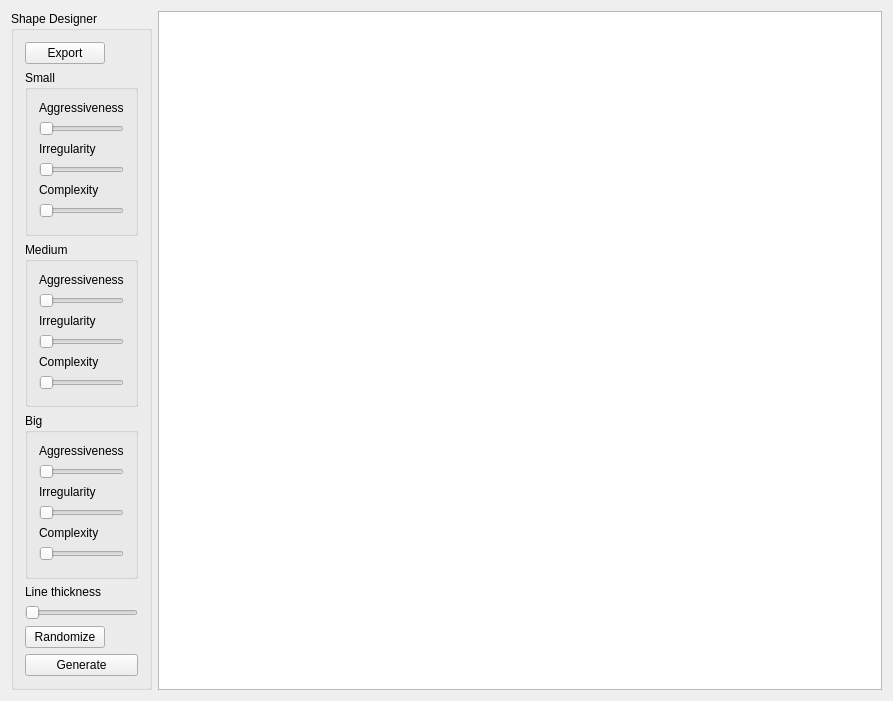
The window that renderingwindow.ui (Wesselmast/CloudWatcher) describes before a commit, drawn with Qt 5.
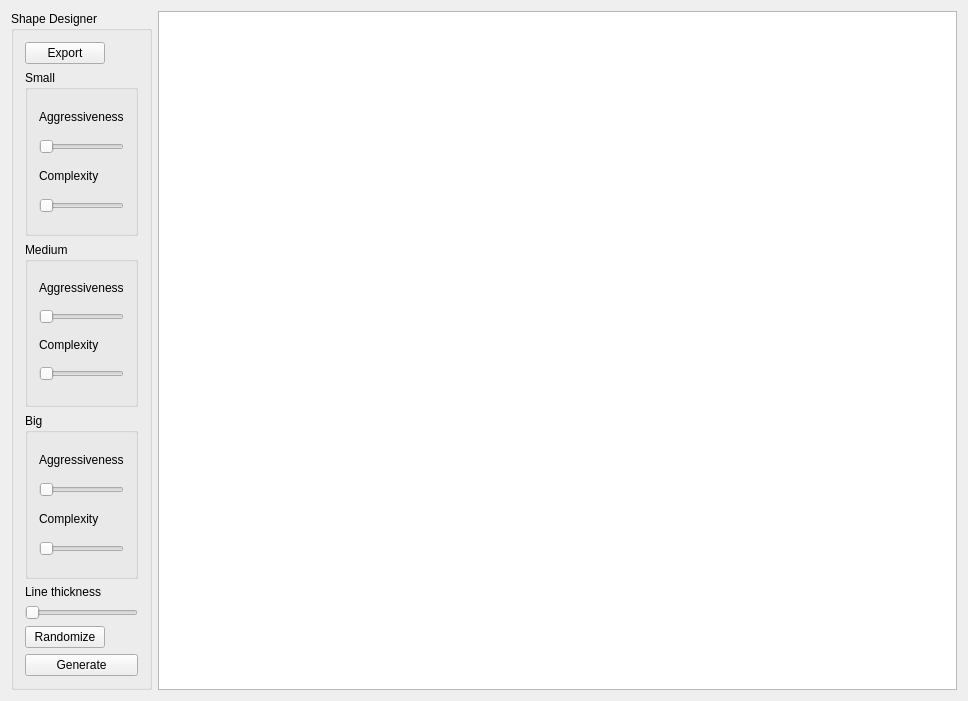
The same window after the commit.

Patch:
```diff
--- a/renderingwindow.ui
+++ b/renderingwindow.ui
@@ -6,7 +6,7 @@
    <rect>
     <x>0</x>
     <y>0</y>
-    <width>893</width>
+    <width>968</width>
     <height>701</height>
    </rect>
   </property>
@@ -49,19 +49,6 @@
           <string>Small</string>
          </property>
          <layout class="QGridLayout" name="gridLayout">
-          <item row="0" column="0">
-           <widget class="QLabel" name="label">
-            <property name="sizePolicy">
-             <sizepolicy hsizetype="Fixed" vsizetype="Fixed">
-              <horstretch>0</horstretch>
-              <verstretch>0</verstretch>
-             </sizepolicy>
-            </property>
-            <property name="text">
-             <string>Aggressiveness</string>
-            </property>
-           </widget>
-          </item>
           <item row="1" column="0">
            <widget class="QSlider" name="AggresivenessSmallSlider">
             <property name="maximum">
@@ -73,26 +60,6 @@
            </widget>
           </item>
           <item row="2" column="0">
-           <widget class="QLabel" name="label_2">
-            <property name="sizePolicy">
-             <sizepolicy hsizetype="Fixed" vsizetype="Fixed">
-              <horstretch>0</horstretch>
-              <verstretch>0</verstretch>
-             </sizepolicy>
-            </property>
-            <property name="text">
-             <string>Irregularity</string>
-            </property>
-           </widget>
-          </item>
-          <item row="3" column="0">
-           <widget class="QSlider" name="IrregularitySmallSlider">
-            <property name="orientation">
-             <enum>Qt::Horizontal</enum>
-            </property>
-           </widget>
-          </item>
-          <item row="4" column="0">
            <widget class="QLabel" name="label_3">
             <property name="sizePolicy">
              <sizepolicy hsizetype="Fixed" vsizetype="Fixed">
@@ -105,13 +72,26 @@
             </property>
            </widget>
           </item>
-          <item row="5" column="0">
+          <item row="0" column="0">
+           <widget class="QLabel" name="label">
+            <property name="sizePolicy">
+             <sizepolicy hsizetype="Fixed" vsizetype="Fixed">
+              <horstretch>0</horstretch>
+              <verstretch>0</verstretch>
+             </sizepolicy>
+            </property>
+            <property name="text">
+             <string>Aggressiveness</string>
+            </property>
+           </widget>
+          </item>
+          <item row="3" column="0">
            <widget class="QSlider" name="ComplexitySmallSlider">
             <property name="minimum">
-             <number>5</number>
+             <number>4</number>
             </property>
             <property name="maximum">
-             <number>25</number>
+             <number>15</number>
             </property>
             <property name="orientation">
              <enum>Qt::Horizontal</enum>
@@ -140,33 +120,10 @@
             </property>
            </widget>
           </item>
-          <item row="2" column="0">
-           <widget class="QLabel" name="label_6">
-            <property name="sizePolicy">
-             <sizepolicy hsizetype="Preferred" vsizetype="Fixed">
-              <horstretch>0</horstretch>
-              <verstretch>0</verstretch>
-             </sizepolicy>
-            </property>
-            <property name="text">
-             <string>Irregularity</string>
-            </property>
-           </widget>
-          </item>
-          <item row="1" column="0">
-           <widget class="QSlider" name="AggresivenessMediumSlider">
-            <property name="maximum">
-             <number>90</number>
-            </property>
-            <property name="orientation">
-             <enum>Qt::Horizontal</enum>
-            </property>
-           </widget>
-          </item>
-          <item row="6" column="0">
+          <item row="5" column="0">
            <widget class="QSlider" name="ComplexityMediumSlider">
             <property name="minimum">
-             <number>5</number>
+             <number>4</number>
             </property>
             <property name="maximum">
              <number>25</number>
@@ -176,14 +133,7 @@
             </property>
            </widget>
           </item>
-          <item row="3" column="0">
-           <widget class="QSlider" name="IrregularityMediumSlider">
-            <property name="orientation">
-             <enum>Qt::Horizontal</enum>
-            </property>
-           </widget>
-          </item>
-          <item row="5" column="0">
+          <item row="4" column="0">
            <widget class="QLabel" name="label_7">
             <property name="sizePolicy">
              <sizepolicy hsizetype="Preferred" vsizetype="Fixed">
@@ -196,6 +146,16 @@
             </property>
            </widget>
           </item>
+          <item row="2" column="0">
+           <widget class="QSlider" name="AggresivenessMediumSlider">
+            <property name="maximum">
+             <number>90</number>
+            </property>
+            <property name="orientation">
+             <enum>Qt::Horizontal</enum>
+            </property>
+           </widget>
+          </item>
          </layout>
         </widget>
        </item>
@@ -205,6 +165,19 @@
           <string>Big</string>
          </property>
          <layout class="QGridLayout" name="gridLayout_3">
+          <item row="3" column="0">
+           <widget class="QSlider" name="ComplexityBigSlider">
+            <property name="minimum">
+             <number>4</number>
+            </property>
+            <property name="maximum">
+             <number>25</number>
+            </property>
+            <property name="orientation">
+             <enum>Qt::Horizontal</enum>
+            </property>
+           </widget>
+          </item>
           <item row="0" column="0">
            <widget class="QLabel" name="label_8">
             <property name="sizePolicy">
@@ -219,26 +192,6 @@
            </widget>
           </item>
           <item row="2" column="0">
-           <widget class="QLabel" name="label_9">
-            <property name="sizePolicy">
-             <sizepolicy hsizetype="Preferred" vsizetype="Fixed">
-              <horstretch>0</horstretch>
-              <verstretch>0</verstretch>
-             </sizepolicy>
-            </property>
-            <property name="text">
-             <string>Irregularity</string>
-            </property>
-           </widget>
-          </item>
-          <item row="3" column="0">
-           <widget class="QSlider" name="IrregularityBigSlider">
-            <property name="orientation">
-             <enum>Qt::Horizontal</enum>
-            </property>
-           </widget>
-          </item>
-          <item row="4" column="0">
            <widget class="QLabel" name="label_10">
             <property name="sizePolicy">
              <sizepolicy hsizetype="Preferred" vsizetype="Fixed">
@@ -258,19 +211,6 @@
             </property>
            </widget>
           </item>
-          <item row="5" column="0">
-           <widget class="QSlider" name="ComplexityBigSlider">
-            <property name="minimum">
-             <number>5</number>
-            </property>
-            <property name="maximum">
-             <number>25</number>
-            </property>
-            <property name="orientation">
-             <enum>Qt::Horizontal</enum>
-            </property>
-           </widget>
-          </item>
          </layout>
         </widget>
        </item>
```
